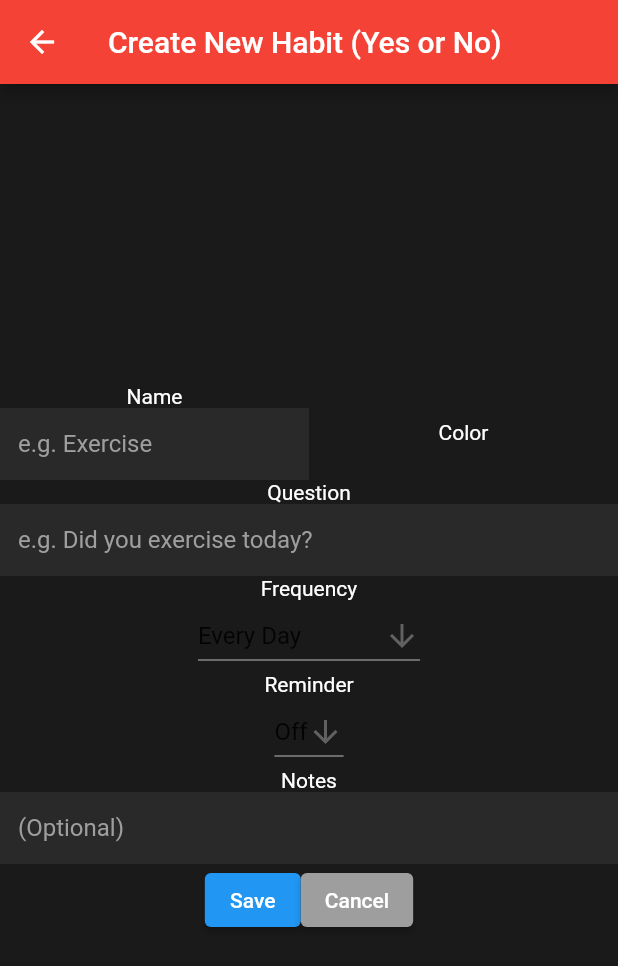
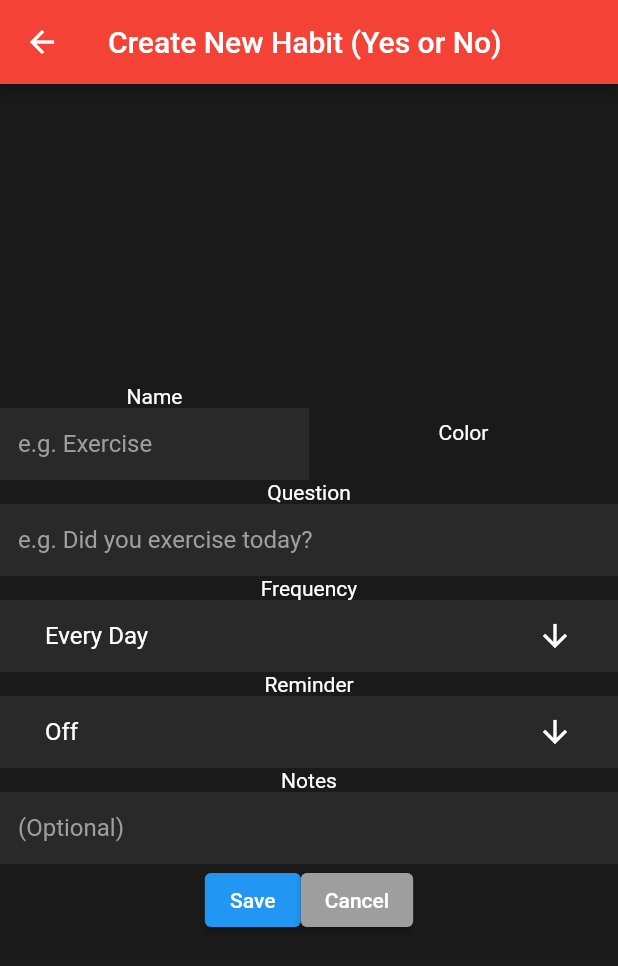
Before and after one commit to accountability-tracker/habit_tracker, a Flutter app: the Page_CreateNewHabitYesOrNo screen opened directly, on a phone screen of 412 x 824 dp. Shown: the top 966 px of the screen. Run offline on Flutter 3.47's test engine with Material 2 defaults, Android fonts, the phone set to English and light mode, and no system bars; our stand-ins replace flutter_riverpod.

Commit message:
Add: flat dropdown component

```diff
--- a/lib/CreateNewHabitYesOrNo/CreateNewHabitYesOrNo.dart
+++ b/lib/CreateNewHabitYesOrNo/CreateNewHabitYesOrNo.dart
@@ -2,6 +2,7 @@ import 'package:flutter/material.dart';
 import 'package:flutter_riverpod/flutter_riverpod.dart';
 
 import '../components/FlatTextField.dart';
+import '../components/FlatDropdown.dart';
 
 const List<String> frequencyList = <String>[
   'Every Day',
@@ -28,6 +29,7 @@ class _Page_CreateNewHabitYesOrNo extends State<Page_CreateNewHabitYesOrNo> {
   final nameTextController = TextEditingController();
   final questionTextController = TextEditingController();
   String frequencyValue = frequencyList.first;
+
   String reminderValue = reminderList.first;
   final notesTextController = TextEditingController();
 
@@ -101,37 +103,25 @@ class _Page_CreateNewHabitYesOrNo extends State<Page_CreateNewHabitYesOrNo> {
             ),
 
             Text("Frequency"),
-            DropdownButton(
+            FlatDropdown(
               value: frequencyValue,
-              icon: const Icon(Icons.arrow_downward),
-              onChanged: (String? value) {
+              onValueChanged: (String? value_arg) {
                 setState(() {
-                    frequencyValue = value!;
+                    frequencyValue = value_arg!;
                 });
               },
-              items: frequencyList.map<DropdownMenuItem<String>>((String value) {
-                  return DropdownMenuItem<String>(
-                    value: value,
-                    child: Text(value),
-                  );
-              }).toList(),
+              items: frequencyList,
             ),
 
             Text("Reminder"),
-            DropdownButton(
+            FlatDropdown(
               value: reminderValue,
-              icon: const Icon(Icons.arrow_downward),
-              onChanged: (String? value) {
+              onValueChanged: (String? value_arg) {
                 setState(() {
-                    reminderValue = value!;
+                    reminderValue = value_arg!;
                 });
               },
-              items: reminderList.map<DropdownMenuItem<String>>((String value) {
-                  return DropdownMenuItem<String>(
-                    value: value,
-                    child: Text(value),
-                  );
-              }).toList(),
+              items: reminderList,
             ),
 
             Text("Notes"),
--- /dev/null
+++ b/lib/components/FlatDropdown.dart
@@ -0,0 +1,75 @@
+import 'package:flutter/material.dart';
+
+typedef void SetValueStringCallback(String? value_arg);
+
+class FlatDropdown extends StatefulWidget {
+  const FlatDropdown({
+      super.key,
+
+      required this.value,
+      required this.onValueChanged,
+
+      required this.items,
+  });
+
+  final String value;
+  final SetValueStringCallback onValueChanged;
+
+  // TODO(clearfeld): allow for enums later
+  final List<String> items;
+
+  @override
+  State<FlatDropdown> createState() => _FlatDropdown();
+}
+
+class _FlatDropdown extends State<FlatDropdown> {
+
+  // Son({
+  //     @
+  // });
+
+  @override
+  Widget build(BuildContext context) {
+
+    return DecoratedBox(
+      decoration: BoxDecoration(
+        color: Color.fromRGBO(41, 41, 41, 1.0), //background color of dropdown button
+        // border: Border.all(color: Colors.black38, width:3), //border of dropdown button
+        // borderRadius: BorderRadius.circular(50), //border raiuds of dropdown button
+        // boxShadow: <BoxShadow>[ //apply shadow on Dropdown button
+        //   BoxShadow(
+        //     color: Color.fromRGBO(0, 0, 0, 0.57), //shadow for button
+        //     blurRadius: 5) //blur radius of shadow
+        // ]
+      ),
+
+      child:Padding(
+        padding: EdgeInsets.only(left:30, right:30),
+
+        child: DropdownButton(
+          value: widget.value,
+          icon: const Icon(Icons.arrow_downward),
+          onChanged: (String? value_arg) {
+            widget.onValueChanged(value_arg);
+          },
+          items: widget.items.map<DropdownMenuItem<String>>((String value) {
+              return DropdownMenuItem<String>(
+                value: value,
+                child: Text(value),
+              );
+          }).toList(),
+
+          iconEnabledColor: Colors.white, //Icon color
+          style: TextStyle(  //te
+            color: Colors.white, //Font color
+            fontSize: 16 //font size on dropdown button
+          ),
+
+          dropdownColor: Colors.redAccent, //dropdown background color
+          underline: Container(), //remove underline
+          isExpanded: true, //make true to make width 100%
+        ),
+      ),
+    );
+  }
+}
```
